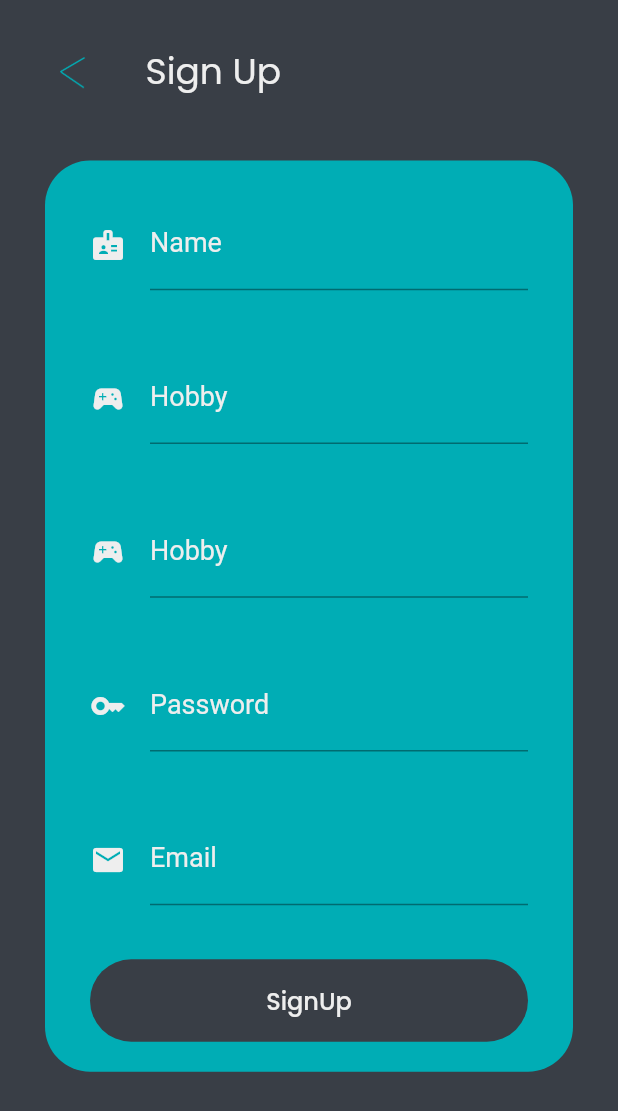
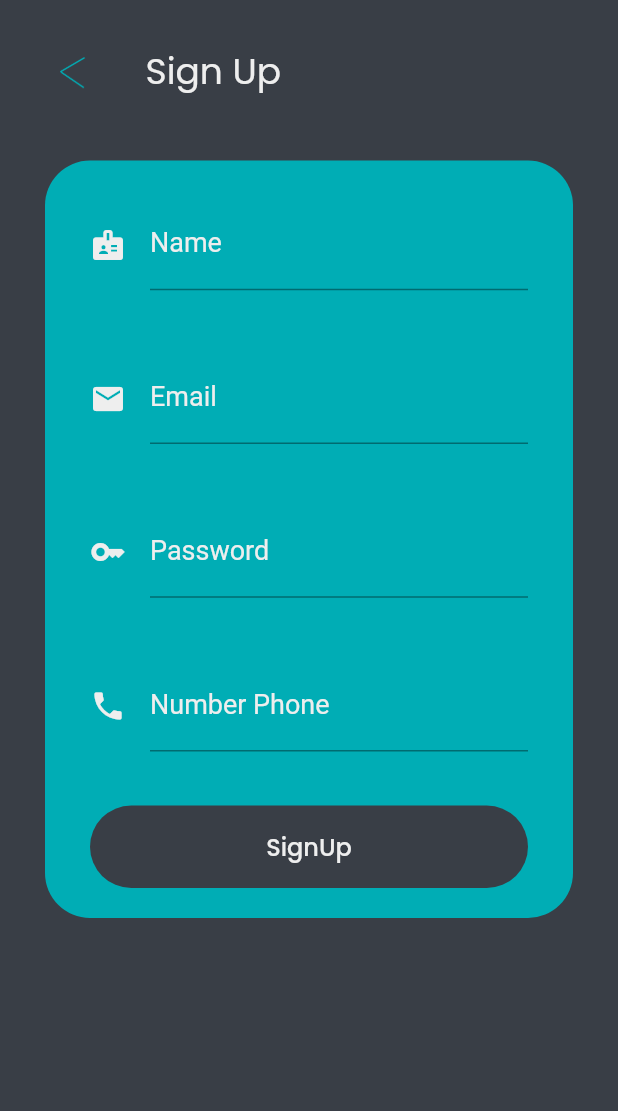
Before and after one commit to lnc23/management_finance, a Flutter app: the SignUpPage screen opened by its route, on a phone screen of 412 x 824 dp. Shown: the top 1111 px of the screen. Run offline on Flutter 3.47's test engine with Material 2 defaults, Android fonts, the phone set to English and light mode, and no system bars; our stand-ins replace bloc, cloud_firestore, equatable, firebase_auth, firebase_core, flutter_bloc and 3 more; accounts and stored records are empty.

Commit message:
commit 2

```diff
--- a/lib/color/theme.dart
+++ b/lib/color/theme.dart
@@ -11,6 +11,10 @@ Color kWhiteColor = Color(0xffEEEEEE);
 Color kPrimaryColor = Color(0xffEEEEEE);
 Color kGreenColor = Color(0xff15643A);
 Color kRedColor = Color(0xff7D1717);
+
+TextStyle blackTextStyle = GoogleFonts.poppins(
+  color: kBackgroundColor,
+);
 
 TextStyle WhiteTextStyle = GoogleFonts.poppins(
   color: kWhiteColor,
--- /dev/null
+++ b/lib/cubit/add expense and income/add_state.dart
@@ -0,0 +1,32 @@
+part of 'add_cubit.dart';
+
+abstract class AddState extends Equatable {
+  const AddState();
+
+  @override
+  List<Object> get props => [];
+}
+
+class AddInitial extends AddState {}
+
+class addLoading extends AddState {}
+
+class addSucces extends AddState {
+  final AddModel add;
+
+  addSucces(this.add);
+
+  @override
+  // TODO: implement props
+  List<Object> get props => [add];
+}
+
+class addFailed extends AddState {
+  final String error;
+
+  addFailed(this.error);
+
+  @override
+  // TODO: implement props
+  List<Object> get props => [error];
+}
--- a/lib/cubit/auth_cubit.dart
+++ b/lib/cubit/login and singup/auth_cubit.dart
@@ -1,10 +1,7 @@
 import 'package:bloc/bloc.dart';
-import 'package:equatable/equatable.dart';
 import 'package:management_finance/controller/auth_controller.dart';
+import 'package:management_finance/cubit/login%20and%20singup/auth_state.dart';
 import 'package:management_finance/model/user_model.dart';
-import 'package:meta/meta.dart';
-
-part 'auth_state.dart';
 
 class AuthCubit extends Cubit<AuthState> {
   AuthCubit() : super(AuthInitial());
--- a/lib/cubit/auth_state.dart
+++ b/lib/cubit/login and singup/auth_state.dart
@@ -1,4 +1,6 @@
-part of 'auth_cubit.dart';
+import 'package:equatable/equatable.dart';
+import 'package:flutter/cupertino.dart';
+import 'package:management_finance/model/user_model.dart';
 
 @immutable
 abstract class AuthState extends Equatable {
--- /dev/null
+++ b/lib/model/add_model.dart
@@ -0,0 +1,19 @@
+import 'package:equatable/equatable.dart';
+
+class AddModel extends Equatable {
+  final String id;
+  final DateTime date;
+  final String keterangan;
+  final String nominal;
+
+  AddModel({
+    required this.id,
+    required this.date,
+    required this.keterangan,
+    required this.nominal,
+  });
+
+  @override
+  // TODO: implement props
+  List<Object?> get props => [id, date, keterangan, nominal];
+}
--- a/lib/ui/page/halaman utama/login.dart
+++ b/lib/ui/page/halaman utama/login.dart
@@ -4,8 +4,8 @@ import 'package:flutter/material.dart';
 import 'package:flutter_bloc/flutter_bloc.dart';
 import 'package:management_finance/color/theme.dart';
 import 'package:shared_preferences/shared_preferences.dart';
-
-import '../../../cubit/auth_cubit.dart';
+import '../../../cubit/login and singup/auth_cubit.dart';
+import '../../../cubit/login and singup/auth_state.dart';
 import '../../widget/custom button/custom_button.dart';
 import '../../widget/custom form text/custom_text_form_field.dart';
 
@@ -63,7 +63,6 @@ class _LoginPageState extends State<LoginPage> {
           width: 200,
           margin: EdgeInsets.only(top: 10),
           onPressed: () async {
-            Navigator.pushNamed(context, '/home');
             context.read<AuthCubit>().signIn(
                   email: emailController.text,
                   password: passwordController.text,
--- a/lib/ui/page/halaman utama/signup.dart
+++ b/lib/ui/page/halaman utama/signup.dart
@@ -1,9 +1,10 @@
 import 'package:flutter/material.dart';
 import 'package:flutter_bloc/flutter_bloc.dart';
 import 'package:management_finance/color/theme.dart';
-import 'package:management_finance/cubit/auth_cubit.dart';
 import 'package:shared_preferences/shared_preferences.dart';
 
+import '../../../cubit/login and singup/auth_cubit.dart';
+import '../../../cubit/login and singup/auth_state.dart';
 import '../../widget/custom button/custom_button.dart';
 import '../../widget/custom form text/custom_text_form_field.dart';
 
@@ -74,24 +75,13 @@ class _SignUpPageState extends State<SignUpPage> {
         );
       }
 
-      Widget hobbyInput() {
-        return customTextFormField(
-          icon: Icon(
-            Icons.sports_esports,
-            color: kWhiteColor,
-          ),
-          hinText: 'Hobby',
-          controller: hobbyController,
-        );
-      }
-
       Widget emailInput() {
         return customTextFormField(
           icon: Icon(
-            Icons.sports_esports,
+            Icons.email,
             color: kWhiteColor,
           ),
-          hinText: 'Hobby',
+          hinText: 'Email',
           controller: emailController,
         );
       }
@@ -99,10 +89,10 @@ class _SignUpPageState extends State<SignUpPage> {
       Widget numberInput() {
         return customTextFormField(
           icon: Icon(
-            Icons.email,
+            Icons.phone,
             color: kWhiteColor,
           ),
-          hinText: 'Email',
+          hinText: 'Number Phone',
           controller: numberController,
         );
       }
@@ -173,7 +163,6 @@ class _SignUpPageState extends State<SignUpPage> {
         child: Column(
           children: [
             nameInput(),
-            hobbyInput(),
             emailInput(),
             passwordInput(),
             numberInput(),
--- a/pubspec.yaml
+++ b/pubspec.yaml
@@ -40,6 +40,11 @@ dependencies:
   firebase_auth: ^3.3.14
   cloud_firestore: ^3.1.12
   shared_preferences: ^2.0.15
+  firebase_core: ^1.14.1
+  rflutter_alert: ^2.0.4
+  date_format: ^2.0.6
+
+
 
 
 
```
Also changed, not shown: lib/controller/add_controller.dart (added, +22 -0 lines), lib/controller/add_income_controller.dart (added, +22 -0 lines), lib/controller/user_controller.dart (+8 -6 lines), lib/cubit/add expense and income/add_cubit.dart (added, +30 -0 lines), lib/main.dart (+8 -1 lines), lib/ui/page/income expense/expense_page.dart (+67 -2 lines), lib/ui/page/income expense/income_page.dart (+100 -5 lines), pubspec.lock, 2 other files.
